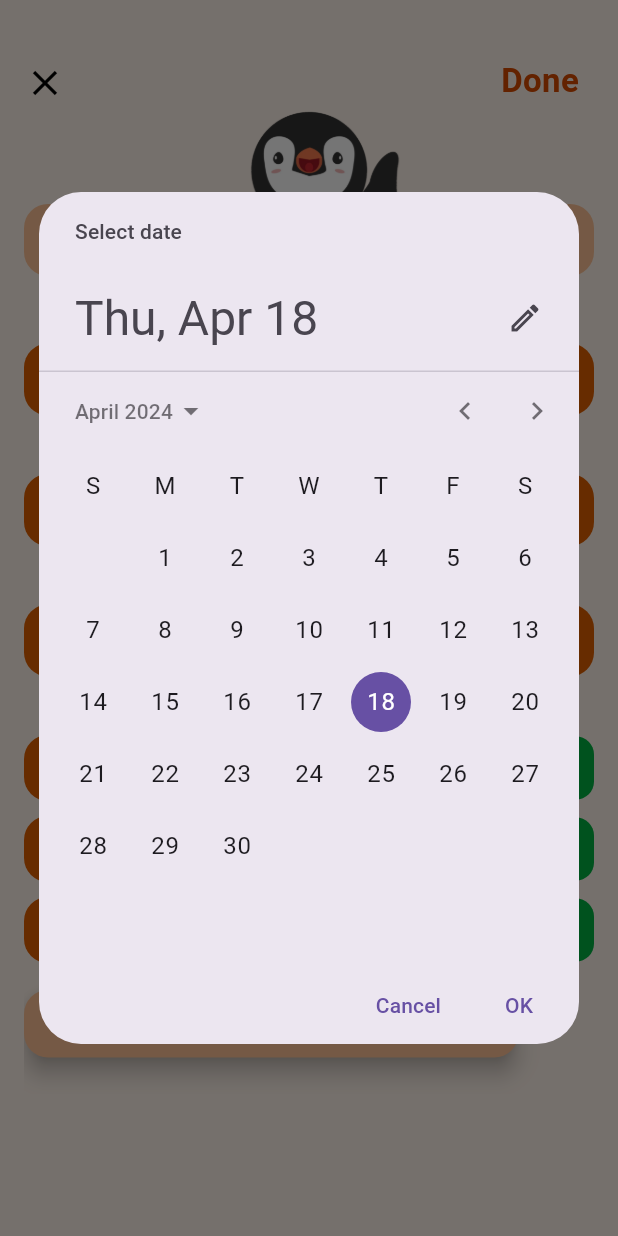
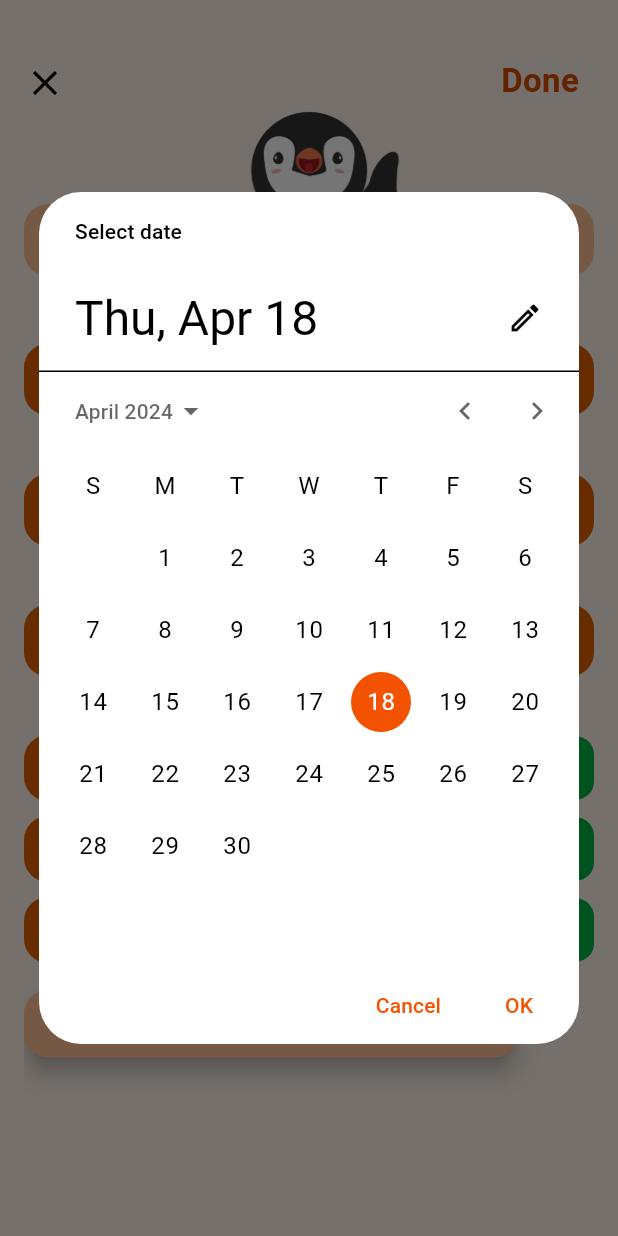
Before and after one commit to YZ1GO/L.EIC017_ES_PRJ, a Flutter app: the AddReminderPage screen opened directly, after a tap on an icon or button, on a phone screen of 412 x 824 dp. Run offline on Flutter 3.47's test engine with Material 3 defaults, Android fonts, the phone set to English and light mode, and no system bars; our stand-ins replace firebase_core, firebase_database, flutter_local_notifications, font_awesome_flutter, permission_handler, shared_preferences and 1 more; accounts and stored records are empty.

Commit message:
changed select start date calendar color

```diff
--- a/app/lib/screens/add_reminder_screen.dart
+++ b/app/lib/screens/add_reminder_screen.dart
@@ -105,9 +105,19 @@ class _AddReminderPageState extends State<AddReminderPage> {
     final DateTime? picked = await showDatePicker(
       context: context,
       initialDate: _startDate,
-      firstDate: DateTime(DateTime.now().year, 1, 1), // Set the first date to January 1st of the current year
+      firstDate: DateTime(DateTime.now().year, 1, 1),
       lastDate: DateTime(2101),
+      builder: (BuildContext context, Widget? child) {
+        return Theme(
+          data: ThemeData.light().copyWith(
+            primaryColor: const Color.fromRGBO(243, 83, 0, 1),
+            colorScheme: const ColorScheme.light(primary: Color.fromRGBO(243, 83, 0, 1),),
+          ),
+          child: child!,
+        );
+      },
     );
+
     if (picked != null && picked != _startDate) {
       setState(() {
         _startDate = picked;
@@ -115,15 +125,20 @@ class _AddReminderPageState extends State<AddReminderPage> {
     }
   }
 
-  Future<void> _selectTime(BuildContext context) async {
+
+  Future<void> _selectTime(BuildContext context, [TimeOfDay? initialTime]) async {
     final TimeOfDay? picked = await showTimePicker(
       context: context,
-      initialTime: TimeOfDay(hour: 8, minute: 0),
+      initialTime: initialTime ?? TimeOfDay(hour: 8, minute: 0),
     );
     if (picked != null) {
       final newTime = picked;
       if (!_times.any((time) => time.hour == newTime.hour && time.minute == newTime.minute)) {
         setState(() {
+          if (initialTime != null) {
+            // If editing an existing time, remove the old time first
+            _times.removeWhere((time) => time.hour == initialTime.hour && time.minute == initialTime.minute);
+          }
           _times.add(picked);
           _times.sort((a, b) => _timeOfDayToInt(a).compareTo(_timeOfDayToInt(b)));
         });
@@ -310,10 +325,11 @@ class _AddReminderPageState extends State<AddReminderPage> {
                             mainAxisAlignment: MainAxisAlignment.start,
                             children: [
                               Expanded(
+                                child: GestureDetector(
+                                  onTap: () => _selectTime(context, time),
                                   child: Container(
-                                    margin: EdgeInsets.only(bottom: 10.0),
-                                    width: MediaQuery.of(context).size.width * 0.8,
-                                    padding: EdgeInsets.symmetric(horizontal: 100.0, vertical: 12.0),
+                                    margin: const EdgeInsets.only(bottom: 10.0),
+                                    padding: const EdgeInsets.symmetric(horizontal: 16.0, vertical: 12.0),
                                     decoration: BoxDecoration(
                                       color: const Color.fromRGBO(225, 95, 0, 1),
                                       borderRadius: BorderRadius.circular(16.0),
@@ -327,6 +343,7 @@ class _AddReminderPageState extends State<AddReminderPage> {
                                       textAlign: TextAlign.center,
                                     ),
                                   ),
+                                ),
                               ),
                               const SizedBox(width: 8.0),
                               GestureDetector(
```
